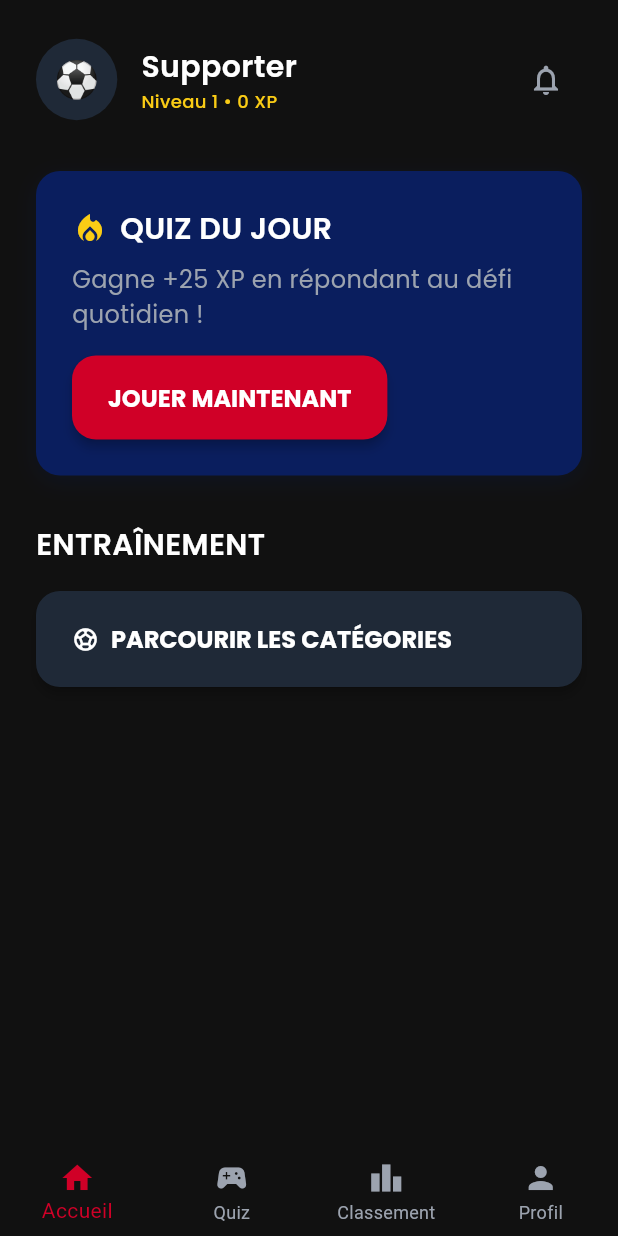
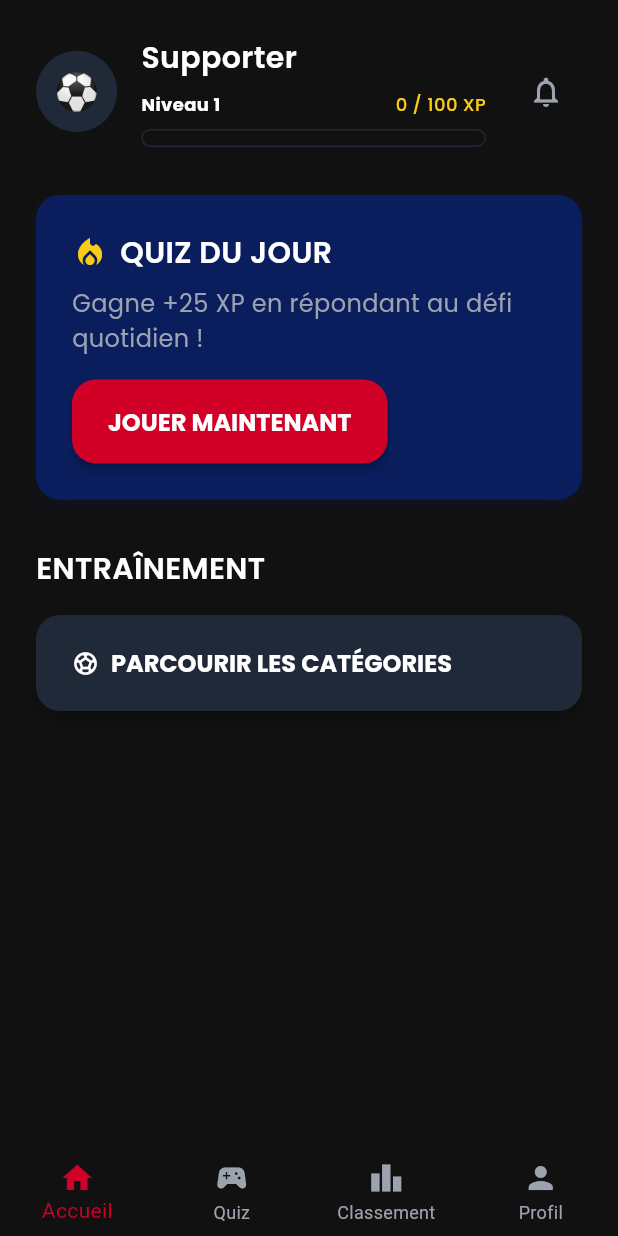
Before and after one commit to kervinDATA/psg_fan_quiz, a Flutter app: the HomeScreen screen opened by its route, on a phone screen of 412 x 824 dp. Run offline on Flutter 3.47's test engine with Material 3 defaults, Android fonts, the phone set to English and light mode, and no system bars; our stand-ins replace cloud_firestore, firebase_auth, firebase_core, flutter_animate, flutter_riverpod, go_router and 1 more; accounts and stored records are empty; network calls fail.

Commit message:
style: add animated xp progress bar to home screen

```diff
--- a/lib/features/home/presentation/screens/home_screen.dart
+++ b/lib/features/home/presentation/screens/home_screen.dart
@@ -9,6 +9,7 @@ import '../../../../theme/app_typography.dart';
 import '../../../../shared/providers/player_provider.dart';
 import '../../../../features/leaderboard/presentation/screens/leaderboard_screen.dart';
 import '../../../../features/profile/presentation/screens/profile_screen.dart';
+import '../../../../shared/components/xp_progress_bar.dart';
 
 // 1. L'écran devient Stateful pour mémoriser l'onglet sélectionné
 class HomeScreen extends ConsumerStatefulWidget {
@@ -81,7 +82,9 @@ class _HomeScreenState extends ConsumerState<HomeScreen> {
           Row(
             mainAxisAlignment: MainAxisAlignment.spaceBetween,
             children: [
-              Row(
+              // NOUVEAU : On met un Expanded pour que le bloc prenne la bonne largeur
+              Expanded(
+                child: Row(
                   children: [
                     Container(
                       padding: const EdgeInsets.all(12),
@@ -92,18 +95,27 @@ class _HomeScreenState extends ConsumerState<HomeScreen> {
                       child: Text(player?.avatar ?? '⚽', style: const TextStyle(fontSize: 24)),
                     ),
                     AppSpacing.w16,
-                  Column(
+                    // NOUVEAU : Un Expanded ici aussi pour la barre de progression
+                    Expanded(
+                      child: Column(
                         crossAxisAlignment: CrossAxisAlignment.start,
                         children: [
                           Text(player?.pseudo ?? 'Supporter', style: AppTypography.h3),
-                      Text(
-                        'Niveau ${player?.level ?? 1} • ${player?.xp ?? 0} XP',
-                        style: AppTypography.caption.copyWith(color: AppColors.jauneXP),
+                          AppSpacing.h8,
+                          // 🔴 L'intégration de notre belle jauge à la place du texte brut !
+                          XpProgressBar(
+                            xp: player?.xp ?? 0,
+                            level: player?.level ?? 1,
                           ),
                         ],
                       ),
+                    ),
                   ],
                 ),
+              ),
+
+              AppSpacing.w16, // Espacement avant l'icône cloche
+
               IconButton(
                 icon: const Icon(Icons.notifications_none, color: AppColors.grisClair),
                 onPressed: () {
--- /dev/null
+++ b/lib/shared/components/xp_progress_bar.dart
@@ -0,0 +1,72 @@
+import 'package:flutter/material.dart';
+import 'package:flutter_animate/flutter_animate.dart';
+import '../../theme/app_colors.dart';
+import '../../theme/app_typography.dart';
+import '../../theme/app_radius.dart';
+
+class XpProgressBar extends StatelessWidget {
+  final int xp;
+  final int level;
+
+  const XpProgressBar({
+    super.key,
+    required this.xp,
+    required this.level,
+  });
+
+  @override
+  Widget build(BuildContext context) {
+    // Ta logique de leveling : 100 XP pour passer au niveau suivant
+    final int currentLevelBaseXp = (level - 1) * 100;
+    final int nextLevelXp = level * 100;
+    final int xpInCurrentLevel = xp - currentLevelBaseXp;
+
+    // Calcul du pourcentage de remplissage de la jauge (entre 0.0 et 1.0)
+    final double progress = (xpInCurrentLevel / 100).clamp(0.0, 1.0);
+
+    return Column(
+      crossAxisAlignment: CrossAxisAlignment.start,
+      children: [
+        Row(
+          mainAxisAlignment: MainAxisAlignment.spaceBetween,
+          children: [
+            Text('Niveau $level', style: AppTypography.caption.copyWith(color: AppColors.blanc, fontWeight: FontWeight.bold)),
+            Text('$xp / $nextLevelXp XP', style: AppTypography.caption.copyWith(color: AppColors.jauneXP)),
+          ],
+        ),
+        const SizedBox(height: 8),
+        Container(
+          height: 12,
+          width: double.infinity,
+          decoration: BoxDecoration(
+            color: AppColors.noirProfond, // Fond de la jauge
+            borderRadius: AppRadius.m,
+            border: Border.all(color: AppColors.grisFonce, width: 1),
+          ),
+          child: Stack(
+            children: [
+              FractionallySizedBox(
+                widthFactor: progress,
+                child: Container(
+                  decoration: BoxDecoration(
+                    color: AppColors.jauneXP,
+                    borderRadius: AppRadius.m,
+                    boxShadow: [
+                      // Petit effet de lueur (Glow) très Gaming
+                      BoxShadow(
+                        color: AppColors.jauneXP.withOpacity(0.5),
+                        blurRadius: 6,
+                        offset: const Offset(0, 0),
+                      ),
+                    ],
+                  ),
+                // Animation de remplissage fluide au chargement
+                ).animate().scaleX(begin: 0, duration: 800.ms, curve: Curves.easeOutCubic, alignment: Alignment.centerLeft),
+              ),
+            ],
+          ),
+        ),
+      ],
+    );
+  }
+}
```
Lines whose indentation alone changed are shown as unchanged.
